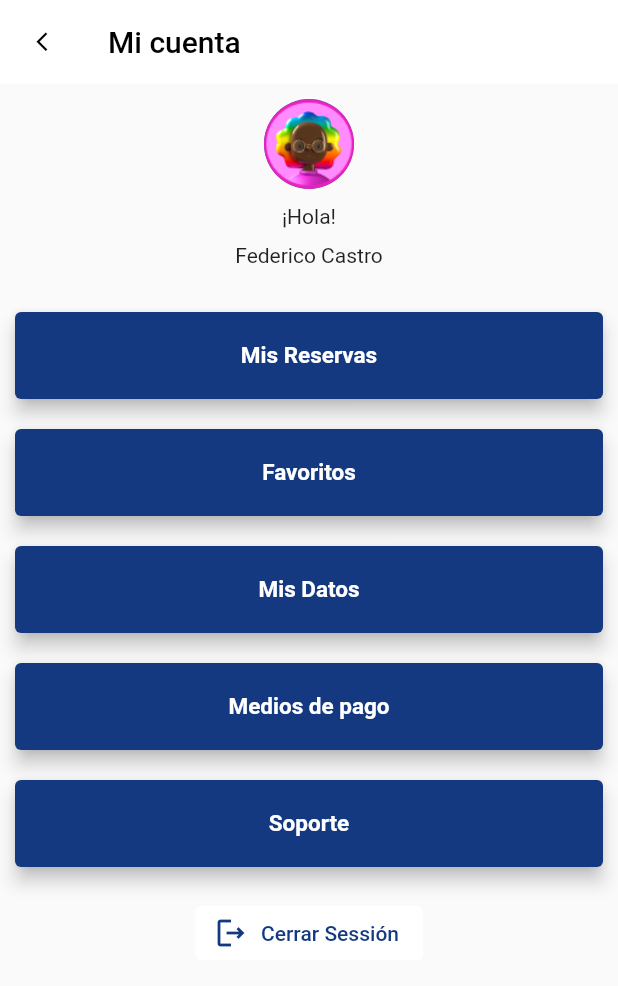
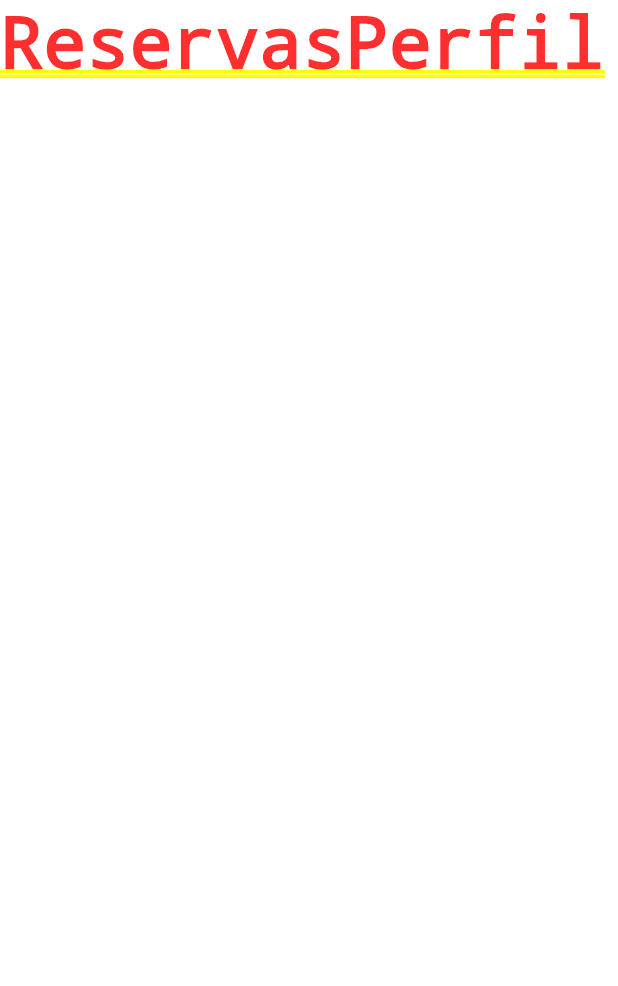
Before and after one commit to No-Country/S3-09, a Flutter app: the ProfileScreen screen opened directly, after a tap on "Mis Reservas", on a phone screen of 412 x 824 dp. Shown: the top 986 px of the screen. Run offline on Flutter 3.47's test engine with Material 2 defaults, Android fonts, the light colour scheme and no system bars; our stand-ins replace flutter_hooks, flutter_signin_button.

Commit message:
update profile

```diff
--- a/app/reserbar/lib/ui/perfil_screen.dart
+++ b/app/reserbar/lib/ui/perfil_screen.dart
@@ -1,20 +1,11 @@
 import 'package:flutter/material.dart';
+import 'package:reserbar/ui/perfil_widgets/home_perfil.dart';
 
 class ProfileScreen extends StatelessWidget {
   const ProfileScreen({Key? key}) : super(key: key);
 
   @override
   Widget build(BuildContext context) {
-    // Elevated button style.
-    final ButtonStyle style = ElevatedButton.styleFrom(
-        textStyle: const TextStyle(fontSize: 15, fontWeight: FontWeight.bold),
-        padding: const EdgeInsets.symmetric(horizontal: 50, vertical: 20),
-        elevation: 5,
-        primary: const Color.fromRGBO(20, 57, 129, 1), // bg color
-        onPrimary: Colors.white, // text color
-        minimumSize: const Size(500, 50) // manage height and width
-        );
-
     return Scaffold(
       appBar: AppBar(
         backgroundColor: Colors.white,
@@ -33,84 +24,7 @@ class ProfileScreen extends StatelessWidget {
           style: TextStyle(color: Colors.black),
         ),
       ),
-      body: ListView(
-        children: <Widget>[
-          const SizedBox(height: 10),
-          const Center(
-            child: CircleAvatar(
-              radius: 30.0,
-              backgroundImage: AssetImage('assets/perfil.png'),
-            ),
-          ),
-          const SizedBox(height: 10.0),
-          const Center(child: Text("¡Hola!")),
-          const SizedBox(height: 10.0),
-          const Center(child: Text("Federico Castro")),
-          const SizedBox(height: 20),
-          Center(
-            child: Padding(
-              padding: const EdgeInsets.all(10.0),
-              child: ElevatedButton(
-                  onPressed: () {},
-                  style: style,
-                  child: const Text("Mis Reservas")),
-            ),
-          ),
-          Center(
-            child: Padding(
-              padding: const EdgeInsets.all(10.0),
-              child: ElevatedButton(
-                  onPressed: () {},
-                  style: style,
-                  child: const Text("Favoritos")),
-            ),
-          ),
-          Center(
-            child: Padding(
-              padding: const EdgeInsets.all(10.0),
-              child: ElevatedButton(
-                  onPressed: () {},
-                  style: style,
-                  child: const Text("Mis Datos")),
-            ),
-          ),
-          Center(
-            child: Padding(
-              padding: const EdgeInsets.all(10.0),
-              child: ElevatedButton(
-                  onPressed: () {},
-                  style: style,
-                  child: const Text("Medios de pago")),
-            ),
-          ),
-          Center(
-            child: Padding(
-              padding: const EdgeInsets.all(10.0),
-              child: ElevatedButton(
-                  onPressed: () {}, style: style, child: const Text("Soporte")),
-            ),
-          ),
-          const SizedBox(height: 10),
-          Center(
-            child: ElevatedButton.icon(
-                onPressed: () {},
-                style: ElevatedButton.styleFrom(
-                    primary: Colors.white,
-                    elevation: 0,
-                    onPrimary: Colors.black),
-                icon: const Icon(
-                  Icons.logout_outlined,
-                  color: Color.fromRGBO(20, 57, 129, 1),
-                ),
-                label: const Text(
-                  "Cerrar Sessión",
-                  style: TextStyle(
-                    color: Color.fromRGBO(20, 57, 129, 1),
-                  ),
-                )),
-          )
-        ],
-      ),
+      body: const HomePerfil(),
     );
   }
 }
--- /dev/null
+++ b/app/reserbar/lib/ui/perfil_widgets/home_perfil.dart
@@ -0,0 +1,113 @@
+import 'package:flutter/material.dart';
+import 'package:flutter_hooks/flutter_hooks.dart';
+
+class HomePerfil extends HookWidget {
+  const HomePerfil({Key? key}) : super(key: key);
+
+  @override
+  Widget build(BuildContext context) {
+    // Elevated button style.
+    final ButtonStyle style = ElevatedButton.styleFrom(
+        textStyle: const TextStyle(fontSize: 15, fontWeight: FontWeight.bold),
+        padding: const EdgeInsets.symmetric(horizontal: 50, vertical: 20),
+        elevation: 5,
+        primary: const Color.fromRGBO(20, 57, 129, 1), // bg color
+        onPrimary: Colors.white, // text color
+        minimumSize: const Size(500, 50) // manage height and width
+        );
+
+    return ListView(
+      children: <Widget>[
+        const SizedBox(height: 10),
+        const Center(
+          child: CircleAvatar(
+            radius: 30.0,
+            backgroundImage: AssetImage('assets/perfil.png'),
+          ),
+        ),
+        const SizedBox(height: 10.0),
+        const Center(child: Text("¡Hola!")),
+        const SizedBox(height: 10.0),
+        const Center(child: Text("Federico Castro")),
+        const SizedBox(height: 20),
+        Center(
+          child: Padding(
+            padding: const EdgeInsets.all(10.0),
+            child: ElevatedButton(
+                onPressed: () {
+                  Navigator.pushReplacementNamed(
+                      context, "/app/perfil/reservas");
+                },
+                style: style,
+                child: const Text("Mis Reservas")),
+          ),
+        ),
+        Center(
+          child: Padding(
+            padding: const EdgeInsets.all(10.0),
+            child: ElevatedButton(
+                onPressed: () {
+                  Navigator.pushReplacementNamed(
+                      context, "/app/perfil/favoritos");
+                },
+                style: style,
+                child: const Text("Favoritos")),
+          ),
+        ),
+        Center(
+          child: Padding(
+            padding: const EdgeInsets.all(10.0),
+            child: ElevatedButton(
+                onPressed: () {
+                  Navigator.pushReplacementNamed(
+                      context, "/app/perfil/misDatos");
+                },
+                style: style,
+                child: const Text("Mis Datos")),
+          ),
+        ),
+        Center(
+          child: Padding(
+            padding: const EdgeInsets.all(10.0),
+            child: ElevatedButton(
+                onPressed: () {
+                  Navigator.pushReplacementNamed(
+                      context, "/app/perfil/misPagos");
+                },
+                style: style,
+                child: const Text("Medios de pago")),
+          ),
+        ),
+        Center(
+          child: Padding(
+            padding: const EdgeInsets.all(10.0),
+            child: ElevatedButton(
+                onPressed: () {
+                  Navigator.pushReplacementNamed(
+                      context, "/app/perfil/soporte");
+                },
+                style: style,
+                child: const Text("Soporte")),
+          ),
+        ),
+        const SizedBox(height: 10),
+        Center(
+          child: ElevatedButton.icon(
+              onPressed: () {},
+              style: ElevatedButton.styleFrom(
+                  primary: Colors.white, elevation: 0, onPrimary: Colors.black),
+              icon: const Icon(
+                Icons.logout_outlined,
+                color: Color.fromRGBO(20, 57, 129, 1),
+              ),
+              label: const Text(
+                "Cerrar Sessión",
+                style: TextStyle(
+                  color: Color.fromRGBO(20, 57, 129, 1),
+                ),
+              )),
+        )
+      ],
+    );
+  }
+}
--- /dev/null
+++ b/app/reserbar/lib/ui/perfil_widgets/reservas_perfil.dart
@@ -0,0 +1,10 @@
+import 'package:flutter/material.dart';
+
+class ReservasPerfil extends StatelessWidget {
+  const ReservasPerfil({Key? key}) : super(key: key);
+
+  @override
+  Widget build(BuildContext context) {
+    return const Text("ReservasPerfil");
+  }
+}
--- a/app/reserbar/pubspec.yaml
+++ b/app/reserbar/pubspec.yaml
@@ -34,6 +34,7 @@ dependencies:
   # The following adds the Cupertino Icons font to your application.
   # Use with the CupertinoIcons class for iOS style icons.
   cupertino_icons: ^1.0.2
+  flutter_hooks: ^0.18.5+1
 
 dev_dependencies:
   flutter_test:
```
Also changed, not shown: app/reserbar/lib/main.dart (+11 -0 lines), app/reserbar/lib/ui/perfil_widgets/favoritos.perfil.dart (added, +14 -0 lines), app/reserbar/lib/ui/perfil_widgets/mis_datos_perfil.dart (added, +10 -0 lines), app/reserbar/lib/ui/perfil_widgets/mis_medios_pago_perfil.dart (added, +10 -0 lines), app/reserbar/lib/ui/perfil_widgets/soporte_perfil.dart (added, +10 -0 lines), app/reserbar/pubspec.lock.
